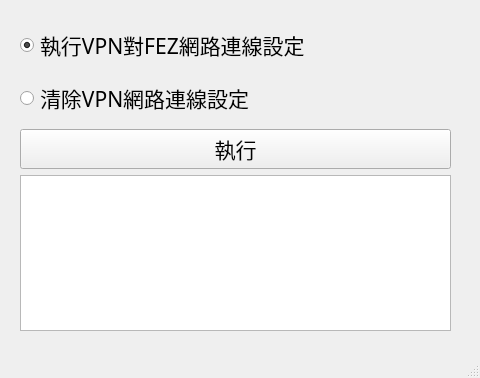
clement10601/FEZoneProject-Connector, file main.ui: the form before one commit.
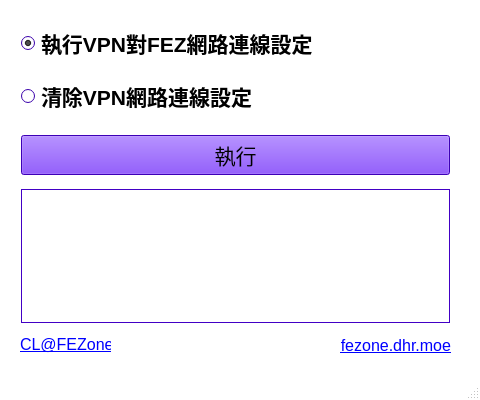
The form after the commit.

Commit message: almost finish

```diff
--- a/main.ui
+++ b/main.ui
@@ -10,19 +10,25 @@
     <x>0</x>
     <y>0</y>
     <width>480</width>
-    <height>378</height>
+    <height>400</height>
    </rect>
   </property>
   <property name="sizePolicy">
-   <sizepolicy hsizetype="Minimum" vsizetype="Minimum">
-    <horstretch>0</horstretch>
-    <verstretch>0</verstretch>
+   <sizepolicy hsizetype="Fixed" vsizetype="Fixed">
+    <horstretch>10</horstretch>
+    <verstretch>10</verstretch>
    </sizepolicy>
   </property>
   <property name="minimumSize">
    <size>
     <width>480</width>
-    <height>320</height>
+    <height>400</height>
+   </size>
+  </property>
+  <property name="maximumSize">
+   <size>
+    <width>480</width>
+    <height>400</height>
    </size>
   </property>
   <property name="baseSize">
@@ -31,6 +37,70 @@
     <height>320</height>
    </size>
   </property>
+  <property name="palette">
+   <palette>
+    <active>
+     <colorrole role="Base">
+      <brush brushstyle="SolidPattern">
+       <color alpha="255">
+        <red>255</red>
+        <green>255</green>
+        <blue>255</blue>
+       </color>
+      </brush>
+     </colorrole>
+     <colorrole role="Window">
+      <brush brushstyle="SolidPattern">
+       <color alpha="0">
+        <red>245</red>
+        <green>245</green>
+        <blue>245</blue>
+       </color>
+      </brush>
+     </colorrole>
+    </active>
+    <inactive>
+     <colorrole role="Base">
+      <brush brushstyle="SolidPattern">
+       <color alpha="255">
+        <red>255</red>
+        <green>255</green>
+        <blue>255</blue>
+       </color>
+      </brush>
+     </colorrole>
+     <colorrole role="Window">
+      <brush brushstyle="SolidPattern">
+       <color alpha="0">
+        <red>245</red>
+        <green>245</green>
+        <blue>245</blue>
+       </color>
+      </brush>
+     </colorrole>
+    </inactive>
+    <disabled>
+     <colorrole role="Base">
+      <brush brushstyle="SolidPattern">
+       <color alpha="0">
+        <red>245</red>
+        <green>245</green>
+        <blue>245</blue>
+       </color>
+      </brush>
+     </colorrole>
+     <colorrole role="Window">
+      <brush brushstyle="SolidPattern">
+       <color alpha="0">
+        <red>245</red>
+        <green>245</green>
+        <blue>245</blue>
+       </color>
+      </brush>
+     </colorrole>
+    </disabled>
+   </palette>
+  </property>
   <property name="focusPolicy">
    <enum>Qt::ClickFocus</enum>
   </property>
@@ -41,19 +111,536 @@
    <double>1.000000000000000</double>
   </property>
   <property name="autoFillBackground">
-   <bool>false</bool>
+   <bool>true</bool>
+  </property>
+  <property name="locale">
+   <locale language="Chinese" country="Taiwan"/>
+  </property>
+  <property name="toolButtonStyle">
+   <enum>Qt::ToolButtonIconOnly</enum>
+  </property>
+  <property name="dockOptions">
+   <set>QMainWindow::AllowTabbedDocks|QMainWindow::AnimatedDocks</set>
   </property>
   <widget class="QWidget" name="centralwidget">
-   <widget class="QWidget" name="gridLayoutWidget">
+   <widget class="QLabel" name="urlable0">
     <property name="geometry">
      <rect>
       <x>20</x>
-      <y>20</y>
-      <width>431</width>
-      <height>311</height>
+      <y>329</y>
+      <width>91</width>
+      <height>31</height>
+     </rect>
+    </property>
+    <property name="font">
+     <font>
+      <pointsize>12</pointsize>
+     </font>
+    </property>
+    <property name="text">
+     <string>&lt;a href=&quot;https://www.facebook.com/clement10601&quot;&gt;CL@FEZone&lt;/a&gt;</string>
+    </property>
+    <property name="textFormat">
+     <enum>Qt::RichText</enum>
+    </property>
+   </widget>
+   <widget class="QLabel" name="urlable1">
+    <property name="geometry">
+     <rect>
+      <x>270</x>
+      <y>330</y>
+      <width>181</width>
+      <height>31</height>
+     </rect>
+    </property>
+    <property name="font">
+     <font>
+      <pointsize>12</pointsize>
+      <weight>50</weight>
+      <bold>false</bold>
+     </font>
+    </property>
+    <property name="text">
+     <string>&lt;p&gt;&lt;a href=&quot;https:/fezone.dhr.moe&quot;&gt;fezone.dhr.moe&lt;/a&gt;&lt;/p&gt;</string>
+    </property>
+    <property name="textFormat">
+     <enum>Qt::AutoText</enum>
+    </property>
+    <property name="alignment">
+     <set>Qt::AlignRight|Qt::AlignTrailing|Qt::AlignVCenter</set>
+    </property>
+    <property name="margin">
+     <number>0</number>
+    </property>
+   </widget>
+   <widget class="QFrame" name="frame">
+    <property name="geometry">
+     <rect>
+      <x>10</x>
+      <y>10</y>
+      <width>451</width>
+      <height>321</height>
+     </rect>
+    </property>
+    <property name="maximumSize">
+     <size>
+      <width>451</width>
+      <height>321</height>
+     </size>
+    </property>
+    <property name="palette">
+     <palette>
+      <active>
+       <colorrole role="WindowText">
+        <brush brushstyle="SolidPattern">
+         <color alpha="255">
+          <red>0</red>
+          <green>0</green>
+          <blue>0</blue>
+         </color>
+        </brush>
+       </colorrole>
+       <colorrole role="Button">
+        <brush brushstyle="SolidPattern">
+         <color alpha="255">
+          <red>85</red>
+          <green>0</green>
+          <blue>255</blue>
+         </color>
+        </brush>
+       </colorrole>
+       <colorrole role="Light">
+        <brush brushstyle="SolidPattern">
+         <color alpha="255">
+          <red>170</red>
+          <green>127</green>
+          <blue>255</blue>
+         </color>
+        </brush>
+       </colorrole>
+       <colorrole role="Midlight">
+        <brush brushstyle="SolidPattern">
+         <color alpha="255">
+          <red>127</red>
+          <green>63</green>
+          <blue>255</blue>
+         </color>
+        </brush>
+       </colorrole>
+       <colorrole role="Dark">
+        <brush brushstyle="SolidPattern">
+         <color alpha="255">
+          <red>42</red>
+          <green>0</green>
+          <blue>127</blue>
+         </color>
+        </brush>
+       </colorrole>
+       <colorrole role="Mid">
+        <brush brushstyle="SolidPattern">
+         <color alpha="255">
+          <red>56</red>
+          <green>0</green>
+          <blue>170</blue>
+         </color>
+        </brush>
+       </colorrole>
+       <colorrole role="Text">
+        <brush brushstyle="SolidPattern">
+         <color alpha="255">
+          <red>0</red>
+          <green>0</green>
+          <blue>0</blue>
+         </color>
+        </brush>
+       </colorrole>
+       <colorrole role="BrightText">
+        <brush brushstyle="SolidPattern">
+         <color alpha="255">
+          <red>255</red>
+          <green>255</green>
+          <blue>255</blue>
+         </color>
+        </brush>
+       </colorrole>
+       <colorrole role="ButtonText">
+        <brush brushstyle="SolidPattern">
+         <color alpha="255">
+          <red>0</red>
+          <green>0</green>
+          <blue>0</blue>
+         </color>
+        </brush>
+       </colorrole>
+       <colorrole role="Base">
+        <brush brushstyle="SolidPattern">
+         <color alpha="255">
+          <red>255</red>
+          <green>255</green>
+          <blue>255</blue>
+         </color>
+        </brush>
+       </colorrole>
+       <colorrole role="Window">
+        <brush brushstyle="SolidPattern">
+         <color alpha="255">
+          <red>85</red>
+          <green>0</green>
+          <blue>255</blue>
+         </color>
+        </brush>
+       </colorrole>
+       <colorrole role="Shadow">
+        <brush brushstyle="SolidPattern">
+         <color alpha="255">
+          <red>0</red>
+          <green>0</green>
+          <blue>0</blue>
+         </color>
+        </brush>
+       </colorrole>
+       <colorrole role="AlternateBase">
+        <brush brushstyle="SolidPattern">
+         <color alpha="255">
+          <red>170</red>
+          <green>127</green>
+          <blue>255</blue>
+         </color>
+        </brush>
+       </colorrole>
+       <colorrole role="ToolTipBase">
+        <brush brushstyle="SolidPattern">
+         <color alpha="255">
+          <red>255</red>
+          <green>255</green>
+          <blue>220</blue>
+         </color>
+        </brush>
+       </colorrole>
+       <colorrole role="ToolTipText">
+        <brush brushstyle="SolidPattern">
+         <color alpha="255">
+          <red>0</red>
+          <green>0</green>
+          <blue>0</blue>
+         </color>
+        </brush>
+       </colorrole>
+      </active>
+      <inactive>
+       <colorrole role="WindowText">
+        <brush brushstyle="SolidPattern">
+         <color alpha="255">
+          <red>0</red>
+          <green>0</green>
+          <blue>0</blue>
+         </color>
+        </brush>
+       </colorrole>
+       <colorrole role="Button">
+        <brush brushstyle="SolidPattern">
+         <color alpha="255">
+          <red>85</red>
+          <green>0</green>
+          <blue>255</blue>
+         </color>
+        </brush>
+       </colorrole>
+       <colorrole role="Light">
+        <brush brushstyle="SolidPattern">
+         <color alpha="255">
+          <red>170</red>
+          <green>127</green>
+          <blue>255</blue>
+         </color>
+        </brush>
+       </colorrole>
+       <colorrole role="Midlight">
+        <brush brushstyle="SolidPattern">
+         <color alpha="255">
+          <red>127</red>
+          <green>63</green>
+          <blue>255</blue>
+         </color>
+        </brush>
+       </colorrole>
+       <colorrole role="Dark">
+        <brush brushstyle="SolidPattern">
+         <color alpha="255">
+          <red>42</red>
+          <green>0</green>
+          <blue>127</blue>
+         </color>
+        </brush>
+       </colorrole>
+       <colorrole role="Mid">
+        <brush brushstyle="SolidPattern">
+         <color alpha="255">
+          <red>56</red>
+          <green>0</green>
+          <blue>170</blue>
+         </color>
+        </brush>
+       </colorrole>
+       <colorrole role="Text">
+        <brush brushstyle="SolidPattern">
+         <color alpha="255">
+          <red>0</red>
+          <green>0</green>
+          <blue>0</blue>
+         </color>
+        </brush>
+       </colorrole>
+       <colorrole role="BrightText">
+        <brush brushstyle="SolidPattern">
+         <color alpha="255">
+          <red>255</red>
+          <green>255</green>
+          <blue>255</blue>
+         </color>
+        </brush>
+       </colorrole>
+       <colorrole role="ButtonText">
+        <brush brushstyle="SolidPattern">
+         <color alpha="255">
+          <red>0</red>
+          <green>0</green>
+          <blue>0</blue>
+         </color>
+        </brush>
+       </colorrole>
+       <colorrole role="Base">
+        <brush brushstyle="SolidPattern">
+         <color alpha="255">
+          <red>255</red>
+          <green>255</green>
+          <blue>255</blue>
+         </color>
+        </brush>
+       </colorrole>
+       <colorrole role="Window">
+        <brush brushstyle="SolidPattern">
+         <color alpha="255">
+          <red>85</red>
+          <green>0</green>
+          <blue>255</blue>
+         </color>
+        </brush>
+       </colorrole>
+       <colorrole role="Shadow">
+        <brush brushstyle="SolidPattern">
+         <color alpha="255">
+          <red>0</red>
+          <green>0</green>
+          <blue>0</blue>
+         </color>
+        </brush>
+       </colorrole>
+       <colorrole role="AlternateBase">
+        <brush brushstyle="SolidPattern">
+         <color alpha="255">
+          <red>170</red>
+          <green>127</green>
+          <blue>255</blue>
+         </color>
+        </brush>
+       </colorrole>
+       <colorrole role="ToolTipBase">
+        <brush brushstyle="SolidPattern">
+         <color alpha="255">
+          <red>255</red>
+          <green>255</green>
+          <blue>220</blue>
+         </color>
+        </brush>
+       </colorrole>
+       <colorrole role="ToolTipText">
+        <brush brushstyle="SolidPattern">
+         <color alpha="255">
+          <red>0</red>
+          <green>0</green>
+          <blue>0</blue>
+         </color>
+        </brush>
+       </colorrole>
+      </inactive>
+      <disabled>
+       <colorrole role="WindowText">
+        <brush brushstyle="SolidPattern">
+         <color alpha="255">
+          <red>42</red>
+          <green>0</green>
+          <blue>127</blue>
+         </color>
+        </brush>
+       </colorrole>
+       <colorrole role="Button">
+        <brush brushstyle="SolidPattern">
+         <color alpha="255">
+          <red>85</red>
+          <green>0</green>
+          <blue>255</blue>
+         </color>
+        </brush>
+       </colorrole>
+       <colorrole role="Light">
+        <brush brushstyle="SolidPattern">
+         <color alpha="255">
+          <red>170</red>
+          <green>127</green>
+          <blue>255</blue>
+         </color>
+        </brush>
+       </colorrole>
+       <colorrole role="Midlight">
+        <brush brushstyle="SolidPattern">
+         <color alpha="255">
+          <red>127</red>
+          <green>63</green>
+          <blue>255</blue>
+         </color>
+        </brush>
+       </colorrole>
+       <colorrole role="Dark">
+        <brush brushstyle="SolidPattern">
+         <color alpha="255">
+          <red>42</red>
+          <green>0</green>
+          <blue>127</blue>
+         </color>
+        </brush>
+       </colorrole>
+       <colorrole role="Mid">
+        <brush brushstyle="SolidPattern">
+         <color alpha="255">
+          <red>56</red>
+          <green>0</green>
+          <blue>170</blue>
+         </color>
+        </brush>
+       </colorrole>
+       <colorrole role="Text">
+        <brush brushstyle="SolidPattern">
+         <color alpha="255">
+          <red>42</red>
+          <green>0</green>
+          <blue>127</blue>
+         </color>
+        </brush>
+       </colorrole>
+       <colorrole role="BrightText">
+        <brush brushstyle="SolidPattern">
+         <color alpha="255">
+          <red>255</red>
+          <green>255</green>
+          <blue>255</blue>
+         </color>
+        </brush>
+       </colorrole>
+       <colorrole role="ButtonText">
+        <brush brushstyle="SolidPattern">
+         <color alpha="255">
+          <red>42</red>
+          <green>0</green>
+          <blue>127</blue>
+         </color>
+        </brush>
+       </colorrole>
+       <colorrole role="Base">
+        <brush brushstyle="SolidPattern">
+         <color alpha="255">
+          <red>85</red>
+          <green>0</green>
+          <blue>255</blue>
+         </color>
+        </brush>
+       </colorrole>
+       <colorrole role="Window">
+        <brush brushstyle="SolidPattern">
+         <color alpha="255">
+          <red>85</red>
+          <green>0</green>
+          <blue>255</blue>
+         </color>
+        </brush>
+       </colorrole>
+       <colorrole role="Shadow">
+        <brush brushstyle="SolidPattern">
+         <color alpha="255">
+          <red>0</red>
+          <green>0</green>
+          <blue>0</blue>
+         </color>
+        </brush>
+       </colorrole>
+       <colorrole role="AlternateBase">
+        <brush brushstyle="SolidPattern">
+         <color alpha="255">
+          <red>85</red>
+          <green>0</green>
+          <blue>255</blue>
+         </color>
+        </brush>
+       </colorrole>
+       <colorrole role="ToolTipBase">
+        <brush brushstyle="SolidPattern">
+         <color alpha="255">
+          <red>255</red>
+          <green>255</green>
+          <blue>220</blue>
+         </color>
+        </brush>
+       </colorrole>
+       <colorrole role="ToolTipText">
+        <brush brushstyle="SolidPattern">
+         <color alpha="255">
+          <red>0</red>
+          <green>0</green>
+          <blue>0</blue>
+         </color>
+        </brush>
+       </colorrole>
+      </disabled>
+     </palette>
+    </property>
+    <widget class="QWidget" name="gridLayoutWidget">
+     <property name="geometry">
+      <rect>
+       <x>0</x>
+       <y>0</y>
+       <width>451</width>
+       <height>321</height>
      </rect>
     </property>
     <layout class="QGridLayout" name="gridLayout">
+      <item row="3" column="0">
+       <widget class="QPlainTextEdit" name="pte">
+        <property name="sizePolicy">
+         <sizepolicy hsizetype="Minimum" vsizetype="Ignored">
+          <horstretch>0</horstretch>
+          <verstretch>0</verstretch>
+         </sizepolicy>
+        </property>
+        <property name="minimumSize">
+         <size>
+          <width>0</width>
+          <height>100</height>
+         </size>
+        </property>
+        <property name="maximumSize">
+         <size>
+          <width>429</width>
+          <height>134</height>
+         </size>
+        </property>
+        <property name="readOnly">
+         <bool>true</bool>
+        </property>
+        <property name="plainText">
+         <string/>
+        </property>
+       </widget>
+      </item>
      <item row="2" column="0">
       <widget class="QPushButton" name="execBtn">
        <property name="font">
@@ -103,8 +690,9 @@
          </property>
          <property name="font">
           <font>
-           <family>DFMaruGothic-Lt</family>
            <pointsize>16</pointsize>
+            <weight>75</weight>
+            <bold>true</bold>
           </font>
          </property>
          <property name="text">
@@ -152,10 +740,9 @@
          </property>
          <property name="font">
           <font>
-           <family>DFMaruGothic-Lt</family>
            <pointsize>16</pointsize>
-           <weight>50</weight>
-           <bold>false</bold>
+            <weight>75</weight>
+            <bold>true</bold>
           </font>
          </property>
          <property name="text">
@@ -177,29 +764,8 @@
        </item>
       </layout>
      </item>
-     <item row="3" column="0">
-      <widget class="QPlainTextEdit" name="pte">
-       <property name="sizePolicy">
-        <sizepolicy hsizetype="Minimum" vsizetype="Ignored">
-         <horstretch>0</horstretch>
-         <verstretch>0</verstretch>
-        </sizepolicy>
-       </property>
-       <property name="minimumSize">
-        <size>
-         <width>0</width>
-         <height>100</height>
-        </size>
-       </property>
-       <property name="readOnly">
-        <bool>true</bool>
-       </property>
-       <property name="plainText">
-        <string/>
-       </property>
-      </widget>
-     </item>
-    </layout>
+     </layout>
+    </widget>
    </widget>
   </widget>
   <widget class="QMenuBar" name="menubar">
```
Left out of the diff: 2 changed lines with no effect on the pictures. Lines whose indentation alone changed are shown as unchanged. The commit also changes 1 other file.
